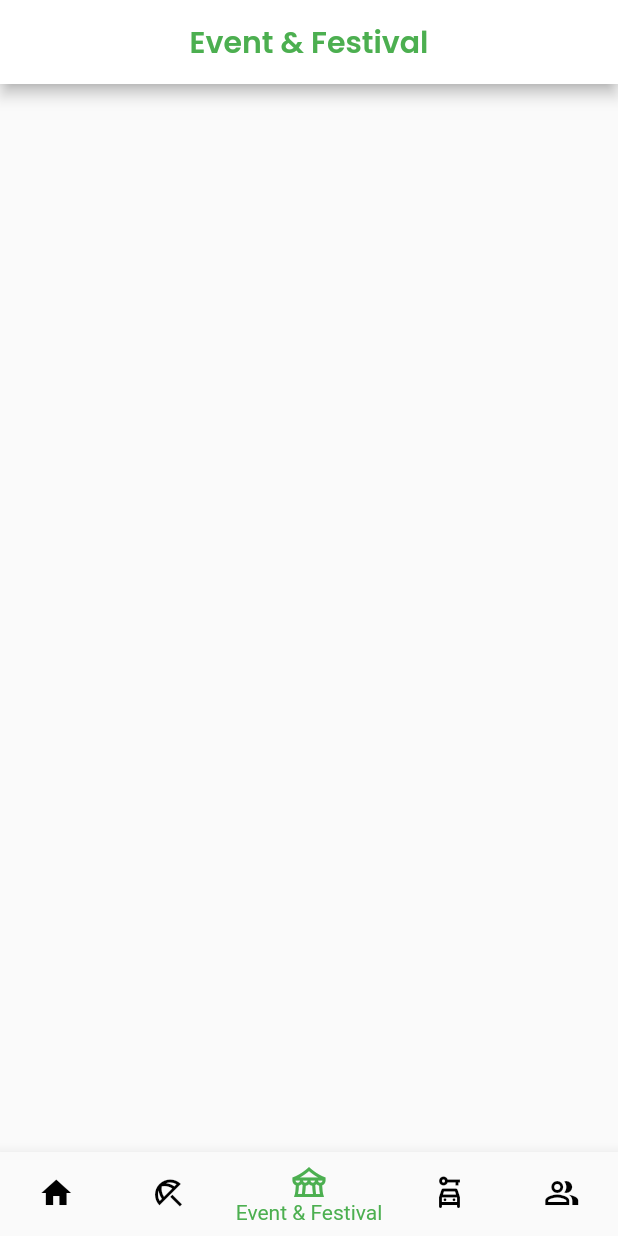
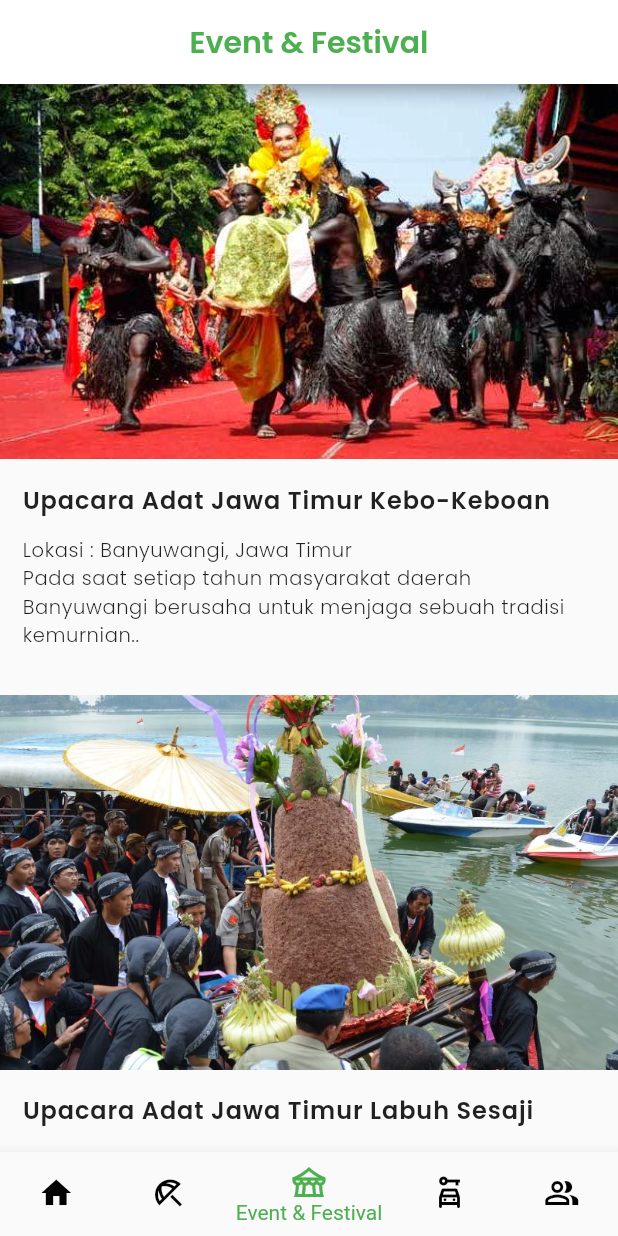
Before and after one commit to rizkyfransisca/Travi-Application, a Flutter app: the screen it shows after launch, item 3 of the bottom bar chosen, on a phone screen of 412 x 824 dp. Run offline on Flutter 3.47's test engine with Material 2 defaults, Android fonts, the phone set to English and light mode, and no system bars.

Commit message:
Update event_festival_page

```diff
--- a/travi_app_flutter/lib/pages/event_festival_page.dart
+++ b/travi_app_flutter/lib/pages/event_festival_page.dart
@@ -10,6 +10,22 @@ class EventFestivalPage extends StatefulWidget {
 class _EventFestivalPageState extends State<EventFestivalPage> {
   @override
   Widget build(BuildContext context) {
+    List<String> img = [
+      'assets/images/kebo_keboan.png',
+      'assets/images/labuh_sesaji.png',
+    ];
+    List<String> title = [
+      'Upacara Adat Jawa Timur Kebo-Keboan',
+      'Upacara Adat Jawa Timur Labuh Sesaji',
+    ];
+    List<String> location = [
+      'Banyuwangi, Jawa Timur',
+      'Magetan, Jawa Timur',
+    ];
+    List<String> excerpt = [
+      'Pada saat setiap tahun masyarakat daerah Banyuwangi berusaha untuk menjaga sebuah tradisi kemurnian..',
+      'Labuh Sesaji adalah salah satu kebiasaan tahunan yang telah digelar di Telaga Sarangan, Magetan..'
+    ];
     return Scaffold(
       appBar: AppBar(
         backgroundColor: Colors.white,
@@ -25,17 +41,66 @@ class _EventFestivalPageState extends State<EventFestivalPage> {
           ),
         ),
       ),
-      body: ListView(
+      body: SafeArea(
+        child: ListView.builder(
+          itemCount: title.length,
+          itemBuilder: (context, index) {
+            return GestureDetector(
+              onTap: () {},
+              child: Container(
+                padding: const EdgeInsets.only(bottom: 15),
+                child: Column(
+                  crossAxisAlignment: CrossAxisAlignment.start,
                   children: [
-          Center(
+                    Image.asset(
+                      img[index],
+                      width: MediaQuery.of(context).size.width,
+                      height: 250,
+                      fit: BoxFit.cover,
+                    ),
+                    Padding(
+                      padding: const EdgeInsets.all(15),
                       child: Column(
+                        crossAxisAlignment: CrossAxisAlignment.start,
                         children: [
-
+                          Text(
+                            title[index],
+                            style: const TextStyle(
+                              fontFamily: 'Poppins',
+                              fontWeight: FontWeight.w600,
+                              fontSize: 16,
+                              letterSpacing: 0.6
+                            ),
+                          ),
+                          const SizedBox(height: 12),
+                          Text(
+                            'Lokasi : ' + location[index],
+                            style: const TextStyle(
+                              fontFamily: 'Poppins',
+                              fontWeight: FontWeight.w300,
+                              fontSize: 13,
+                              letterSpacing: 0.4
+                            ),
+                          ),
+                          Text(
+                            excerpt[index],
+                            style: const TextStyle(
+                              fontFamily: 'Poppins',
+                              fontWeight: FontWeight.w300,
+                              fontSize: 13,
+                              letterSpacing: 0.4
+                            ),
+                          )
                         ],
                       ),
                     )
                   ],
                 ),
+              ),
+            );
+          },
+        ),
+      )
     );
   }
 }
--- a/travi_app_flutter/lib/pages/home_page.dart
+++ b/travi_app_flutter/lib/pages/home_page.dart
@@ -16,7 +16,7 @@ class _HomePageState extends State<HomePage> {
         title: Center(
           child: Image.asset(
             'assets/images/logo.png',
-            width: 130,
+            width: 100,
           ),
         ),
       ),
```
Also changed, not shown: travi_app_flutter/assets/images/grebengan.png (added), travi_app_flutter/assets/images/kebo_keboan.png (added), travi_app_flutter/assets/images/labuh_sesaji.png (added). Lines whose indentation alone changed are shown as unchanged.
